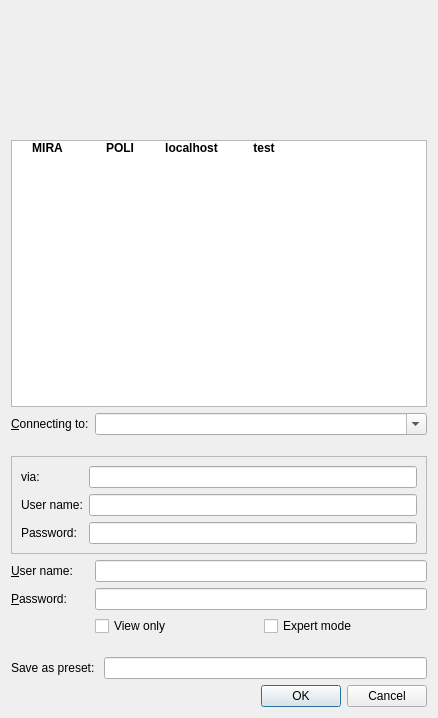
Above: nicos/clients/gui/dialogs/auth.ui from mlz-ictrl/nicos before the change. Below: the same form after it.
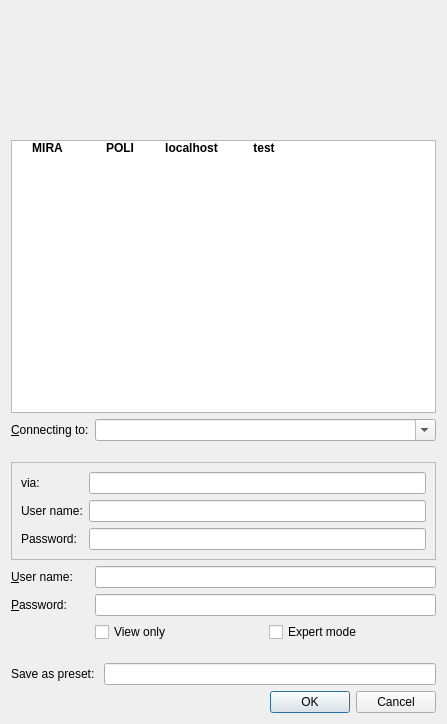
That is the form after the change. Icons and pictures are not drawn.

Commit message:
gui/dialogs: restore MLZ logo
This was still referring the .svg version which was removed
with the logo update patch.

Patch:
```diff
--- a/nicos/clients/gui/dialogs/auth.ui
+++ b/nicos/clients/gui/dialogs/auth.ui
@@ -6,8 +6,8 @@
    <rect>
     <x>0</x>
     <y>0</y>
-    <width>438</width>
-    <height>718</height>
+    <width>447</width>
+    <height>724</height>
    </rect>
   </property>
   <property name="sizePolicy">
@@ -401,13 +401,13 @@
         </property>
         <property name="minimumSize">
          <size>
-          <width>132</width>
+          <width>172</width>
           <height>80</height>
          </size>
         </property>
         <property name="maximumSize">
          <size>
-          <width>132</width>
+          <width>172</width>
           <height>80</height>
          </size>
         </property>
```
Left out of the diff: 2 changed lines with no effect on the pictures.
